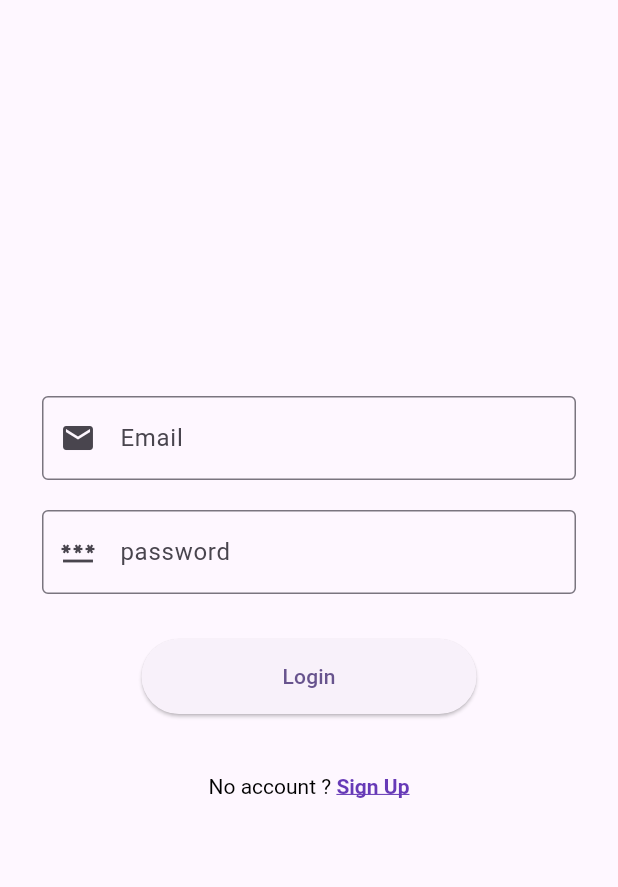
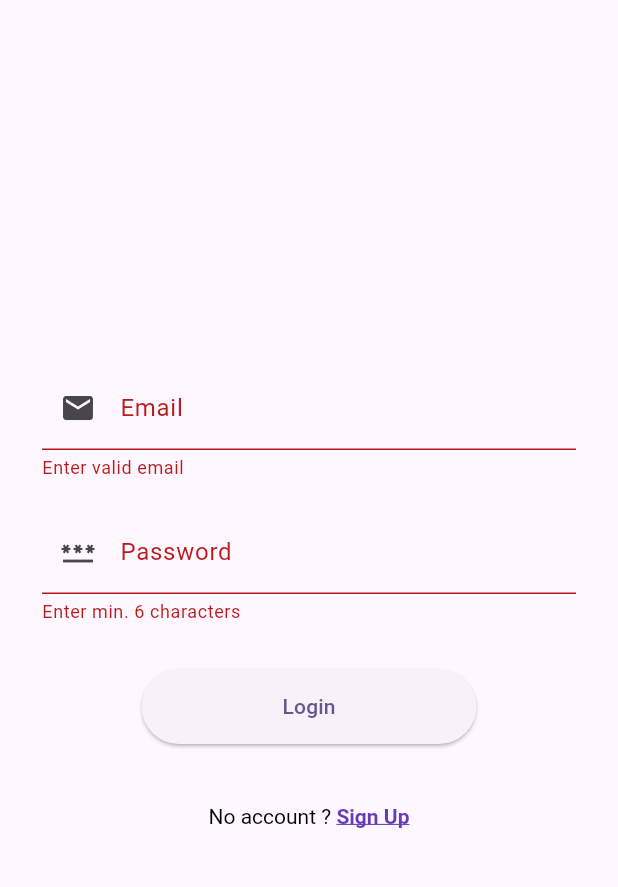
Before and after one commit to AbhijithNellikkat/Authentication-firebase, a Flutter app: the screen it shows after launch, after a tap on "Login", on a phone screen of 412 x 824 dp, the part 63-950 px from its top. Run offline on Flutter 3.47's test engine with Material 2 defaults, Android fonts, the phone set to English and light mode, and no system bars; our stand-ins replace email_validator, firebase_auth, firebase_core; accounts and stored records are empty.

Commit message:
email and password validation completed

```diff
--- a/lib/screens/login_screen.dart
+++ b/lib/screens/login_screen.dart
@@ -1,11 +1,10 @@
 import 'dart:developer';
 
 import 'package:authentication_firebase_app/main.dart';
+import 'package:email_validator/email_validator.dart';
 import 'package:firebase_auth/firebase_auth.dart';
 import 'package:flutter/gestures.dart';
 import 'package:flutter/material.dart';
-
-import '../widgets/textFormField_widget.dart';
 
 class LoginScreen extends StatelessWidget {
   LoginScreen({super.key, required this.onClickedSignUp});
@@ -15,9 +14,14 @@ class LoginScreen extends StatelessWidget {
 
   final VoidCallback onClickedSignUp;
 
+  final formKey = GlobalKey<FormState>();
+
   @override
   Widget build(BuildContext context) {
     Future signIn() async {
+      final isvalid = formKey.currentState!.validate();
+      if (!isvalid) return;
+
       showDialog(
         context: context,
         builder: (context) => const Center(child: CircularProgressIndicator()),
@@ -43,21 +47,32 @@ class LoginScreen extends StatelessWidget {
           padding: const EdgeInsets.all(28.0),
           child: Center(
             child: SingleChildScrollView(
+              child: Form(
+                key: formKey,
                 child: Column(
                   mainAxisAlignment: MainAxisAlignment.center,
                   children: [
-                  TextFormFieldWidget(
+                    TextFormField(
+                      autovalidateMode: AutovalidateMode.onUserInteraction,
+                      validator: (email) =>
+                          email != null && !EmailValidator.validate(email)
+                              ? 'Enter valid email'
+                              : null,
+                      decoration: const InputDecoration(
+                          prefixIcon: Icon(Icons.email), labelText: 'Email'),
                       controller: _emailController,
-                    hintText: 'Email',
-                    obscureText: false,
-                    prefixIcon: Icons.email,
                     ),
                     const SizedBox(height: 20),
-                  TextFormFieldWidget(
+                    TextFormField(
+                      autovalidateMode: AutovalidateMode.onUserInteraction,
+                      validator: (value) => value != null && value.length < 6
+                          ? 'Enter min. 6 characters'
+                          : null,
+                      obscureText: true,
+                      decoration: const InputDecoration(
+                          prefixIcon: Icon(Icons.password_outlined),
+                          labelText: 'Password'),
                       controller: _passwordController,
-                    hintText: 'password',
-                    obscureText: true,
-                    prefixIcon: Icons.password_outlined,
                     ),
                     const SizedBox(height: 30),
                     ElevatedButton(
@@ -93,6 +108,7 @@ class LoginScreen extends StatelessWidget {
             ),
           ),
         ),
+      ),
     );
   }
 }
--- a/lib/widgets/textFormField_widget.dart
+++ b/lib/widgets/textFormField_widget.dart
@@ -1,23 +1,28 @@
 import 'package:flutter/material.dart';
 
 class TextFormFieldWidget extends StatelessWidget {
-  const TextFormFieldWidget(
-      {super.key,
-      this.controller,
-      this.keyboardType,
-      required this.hintText,
-      required this.prefixIcon,
-      required this.obscureText});
+  const TextFormFieldWidget({
+    super.key,
+    this.controller,
+    this.keyboardType,
+    required this.hintText,
+    required this.prefixIcon,
+    required this.obscureText,
+    required this.validator,
+  });
 
   final TextEditingController? controller;
   final TextInputType? keyboardType;
   final String hintText;
   final bool obscureText;
   final IconData prefixIcon;
+  final String Function(String?) validator;
 
   @override
   Widget build(BuildContext context) {
     return TextFormField(
+      autovalidateMode: AutovalidateMode.onUserInteraction,
+      validator: validator,
       controller: controller,
       obscureText: obscureText,
       keyboardType: keyboardType,
--- a/pubspec.yaml
+++ b/pubspec.yaml
@@ -38,6 +38,7 @@ dependencies:
   firebase_core: ^2.16.0
   cloud_firestore: ^4.9.2
   firebase_auth: ^4.10.0
+  email_validator: ^2.1.17
 
 dev_dependencies:
   flutter_test:
```
Also changed, not shown: lib/screens/signUp_screen.dart (+45 -30 lines), pubspec.lock. Lines whose indentation alone changed are shown as unchanged.
